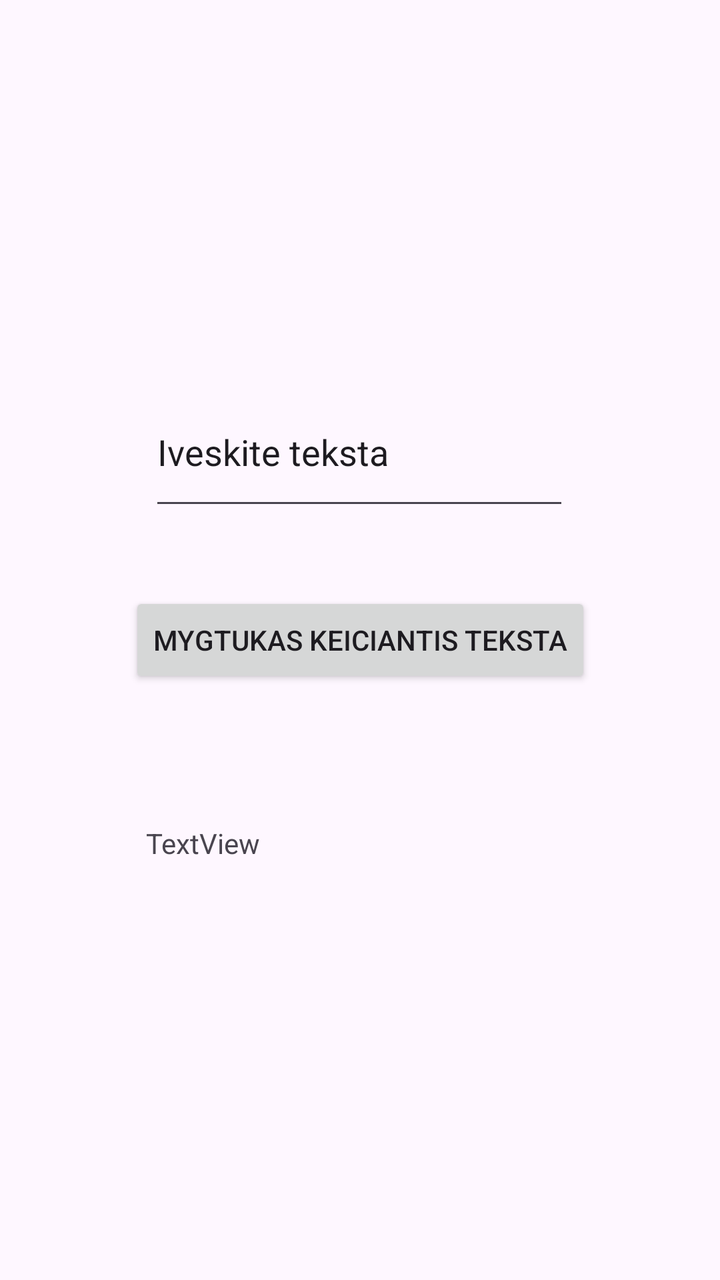
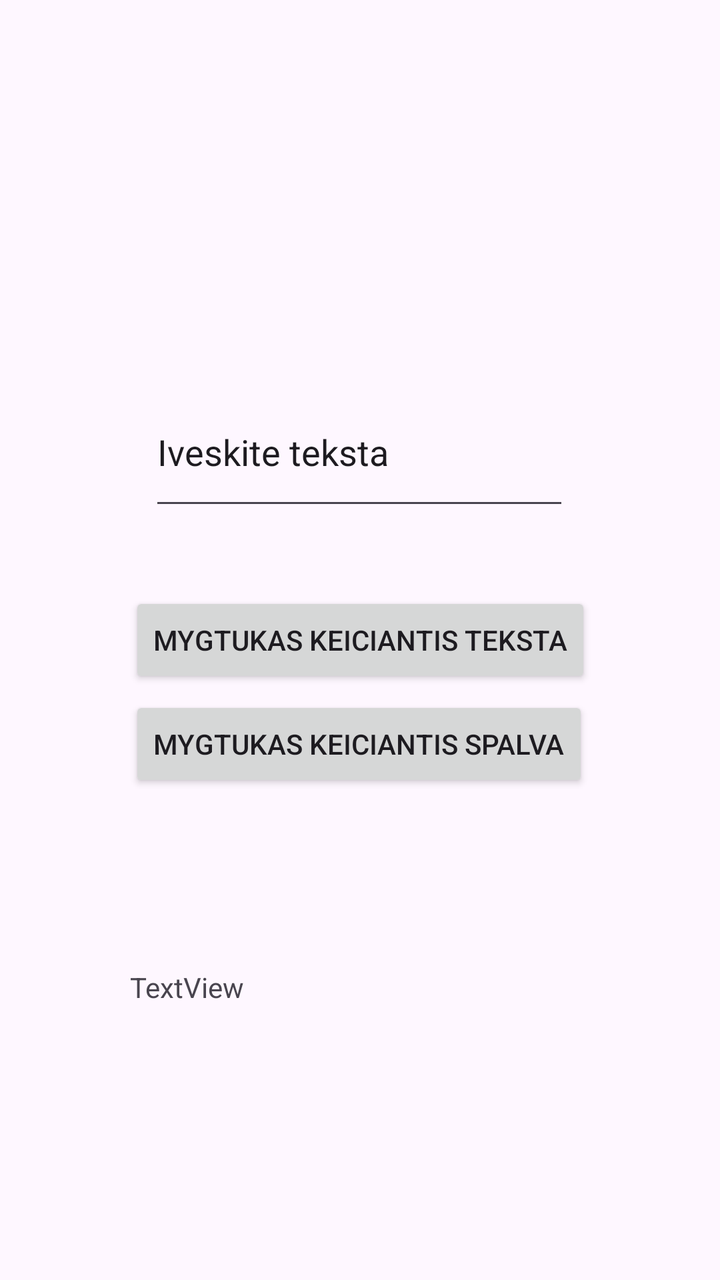

An Android layout rendered at two revisions. The XML below is the earlier revision; the diff shows what the commit changed to produce the second picture.
<!-- AndroidManifest.xml: application theme Theme.FirstApplication -->
<!-- res/layout/activity_main.xml -->
<?xml version="1.0" encoding="utf-8"?>
<androidx.constraintlayout.widget.ConstraintLayout xmlns:android="http://schemas.android.com/apk/res/android"
    xmlns:app="http://schemas.android.com/apk/res-auto"
    xmlns:tools="http://schemas.android.com/tools"
    android:id="@+id/main"
    android:layout_width="match_parent"
    android:layout_height="match_parent"
    tools:context=".MainActivity">

    <TextView
        android:id="@+id/textView"
        android:layout_width="167dp"
        android:layout_height="29dp"
        android:layout_marginTop="68dp"
        android:layout_marginEnd="120dp"
        android:text="TextView"
        app:layout_constraintEnd_toEndOf="parent"
        app:layout_constraintTop_toBottomOf="@+id/button" />

    <Button
        android:id="@+id/button"
        android:layout_width="wrap_content"
        android:layout_height="wrap_content"
        android:text="MYGTUKAS KEICIANTIS TEKSTA"
        app:layout_constraintBottom_toBottomOf="parent"
        app:layout_constraintEnd_toEndOf="parent"
        app:layout_constraintStart_toStartOf="parent"
        app:layout_constraintTop_toTopOf="parent" />

    <EditText
        android:id="@+id/editTextText"
        android:layout_width="210dp"
        android:layout_height="71dp"
        android:layout_marginBottom="36dp"
        android:ems="10"
        android:inputType="text"
        android:text="Iveskite teksta"
        app:layout_constraintBottom_toTopOf="@+id/button"
        app:layout_constraintEnd_toEndOf="parent"
        app:layout_constraintHorizontal_bias="0.497"
        app:layout_constraintStart_toStartOf="parent" />

</androidx.constraintlayout.widget.ConstraintLayout>
<!-- resources referenced by this layout -->
<resources>
  <style name="Theme.FirstApplication" parent="Base.Theme.FirstApplication" />
  <style name="Base.Theme.FirstApplication" parent="Theme.Material3.DayNight.NoActionBar">
          
          
      </style>
</resources>

<!-- the commit's change to res/layout/activity_main.xml (unified diff, before → after) -->
@@ -11,8 +11,8 @@
         android:id="@+id/textView"
         android:layout_width="167dp"
         android:layout_height="29dp"
-        android:layout_marginTop="68dp"
-        android:layout_marginEnd="120dp"
+        android:layout_marginTop="140dp"
+        android:layout_marginEnd="128dp"
         android:text="TextView"
         app:layout_constraintEnd_toEndOf="parent"
         app:layout_constraintTop_toBottomOf="@+id/button" />
@@ -40,4 +40,13 @@
         app:layout_constraintHorizontal_bias="0.497"
         app:layout_constraintStart_toStartOf="parent" />
 
+    <Button
+        android:id="@+id/button2"
+        android:layout_width="wrap_content"
+        android:layout_height="wrap_content"
+        android:layout_marginTop="4dp"
+        android:text="Mygtukas keiciantis spalva"
+        app:layout_constraintStart_toStartOf="@+id/button"
+        app:layout_constraintTop_toBottomOf="@+id/button" />
+
 </androidx.constraintlayout.widget.ConstraintLayout>
